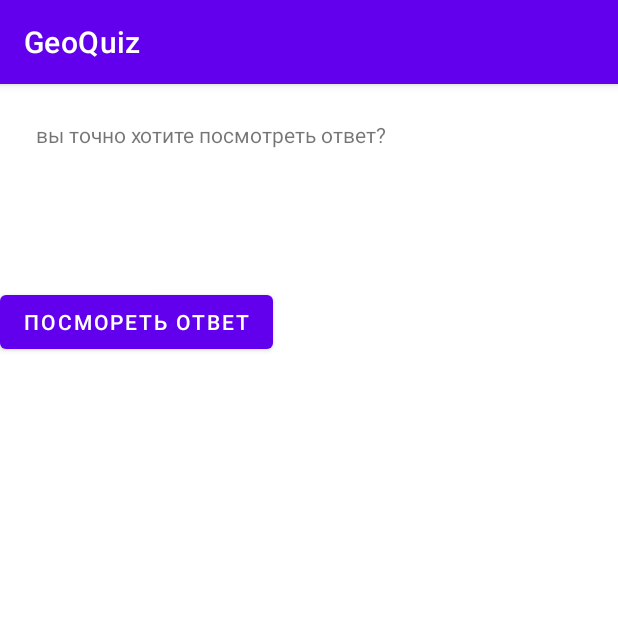
After one commit to Y-Marina/GeoQuiz, an Android app: the CheatActivity screen opened directly, with no data from a screen before it, on a phone screen of 412 x 824 dp, the top half of it. The commit adds this screen. Run offline under Robolectric (Android 15) with nearby library versions, the phone set to English and light mode, and no system bars.

Commit message:
cheat activity

```diff
--- /dev/null
+++ b/app/src/main/java/com/example/geoquiz/CheatActivity.java
@@ -0,0 +1,57 @@
+package com.example.geoquiz;
+
+import androidx.appcompat.app.AppCompatActivity;
+
+import android.content.Context;
+import android.content.Intent;
+import android.os.Bundle;
+import android.view.View;
+import android.widget.Button;
+import android.widget.TextView;
+
+public class CheatActivity extends AppCompatActivity {
+
+    private static final String  EXTRA_ANSWER_IS_TRUE = "com.bignerdranch.android.geoquiz.answer_is_true";
+    private static final String EXTRA_ANSWER_SHOWN = "com.bignerdranch.android.geoquiz.answer_shown";
+    private boolean mAnswerIsTrue;
+    private TextView mAnswerTextView;
+    private Button mShowAnswerButton;
+
+    public static Intent newIntent(Context packageContext, boolean answerIsTrue) {
+        Intent intent = new Intent(packageContext, CheatActivity.class);
+        intent.putExtra(EXTRA_ANSWER_IS_TRUE, answerIsTrue);
+        return intent;
+    }
+
+    public static boolean wasAnswerShown(Intent result) {
+        return result.getBooleanExtra(EXTRA_ANSWER_SHOWN, false);
+    }
+
+    @Override
+    protected void onCreate(Bundle savedInstanceState) {
+        super.onCreate(savedInstanceState);
+        setContentView(R.layout.activity_cheat);
+
+        mAnswerIsTrue = getIntent().getBooleanExtra(EXTRA_ANSWER_IS_TRUE, false);
+
+        mAnswerTextView = (TextView) findViewById(R.id.answer_text_view);
+        mShowAnswerButton = (Button) findViewById(R.id.show_answer_button);
+        mShowAnswerButton.setOnClickListener(new View.OnClickListener() {
+            @Override
+            public void onClick(View v) {
+                if (mAnswerIsTrue) {
+                    mAnswerTextView.setText(R.string.true_button);
+                } else {
+                    mAnswerTextView.setText(R.string.false_button);
+                }
+                setAnswerShownResult(true);
+            }
+        });
+    }
+
+    private void setAnswerShownResult(boolean isAnswerShown) {
+        Intent data = new Intent();
+        data.putExtra(EXTRA_ANSWER_IS_TRUE, isAnswerShown);
+        setResult(RESULT_OK, data);
+    }
+}
--- /dev/null
+++ b/app/src/main/res/layout/activity_cheat.xml
@@ -0,0 +1,30 @@
+<?xml version="1.0" encoding="utf-8"?>
+<LinearLayout xmlns:android="http://schemas.android.com/apk/res/android"
+    xmlns:app="http://schemas.android.com/apk/res-auto"
+    xmlns:tools="http://schemas.android.com/tools"
+    android:layout_width="match_parent"
+    android:layout_height="match_parent"
+    android:layout_gravity="center"
+    android:orientation="vertical"
+    tools:context=".CheatActivity">
+
+    <TextView
+        android:layout_width="wrap_content"
+        android:layout_height="wrap_content"
+        android:padding="24dp"
+        android:text="@string/warning_text"/>
+
+    <TextView
+        android:id="@+id/answer_text_view"
+        android:layout_width="wrap_content"
+        android:layout_height="wrap_content"
+        android:padding="24dp"
+        tools:text="ответ"/>
+
+    <Button
+        android:id="@+id/show_answer_button"
+        android:layout_width="wrap_content"
+        android:layout_height="wrap_content"
+        android:text="@string/show_answer_button" />
+
+</LinearLayout>
--- a/app/src/main/res/layout/activity_main.xml
+++ b/app/src/main/res/layout/activity_main.xml
@@ -37,6 +37,12 @@
     </LinearLayout>
 
     <Button
+        android:id="@+id/cheat_button"
+        android:layout_width="wrap_content"
+        android:layout_height="wrap_content"
+        android:text="@string/cheat_button"/>
+
+    <Button
         android:id="@+id/next_button"
         android:layout_width="wrap_content"
         android:layout_height="wrap_content"
--- a/app/src/main/res/values/strings.xml
+++ b/app/src/main/res/values/strings.xml
@@ -14,4 +14,10 @@
     <string name="correct_toast">верно</string>
     <string name="incorrect_toast">не верно</string>
     <string name="next_button">следущий</string>
+    <string name="warning_text">вы точно хотите посмотреть ответ?</string>
+    <string name="show_answer_button">посмореть ответ</string>
+    <string name="cheat_button">ответ</string>
+    <string name="judgment_toast">не жульничай</string>
+    <string name="true_button">верно</string>
+    <string name="false_button">не верно</string>
 </resources>
```
Also changed, not shown: app/src/main/AndroidManifest.xml (+7 -0 lines), app/src/main/java/com/example/geoquiz/MainActivity.java (+39 -3 lines), app/src/main/res/layout-land/activity_main.xml (+7 -0 lines).
